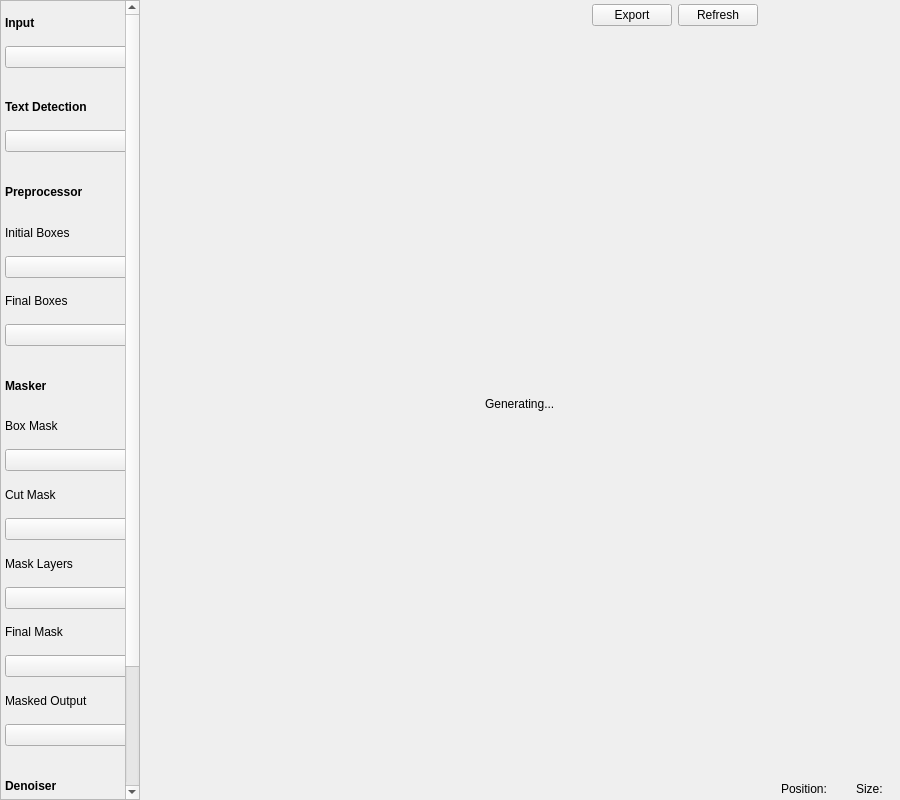
First picture: the form in ui_files/ImageDetails.ui, repository VoxelCubes/PanelCleaner, before the edit.
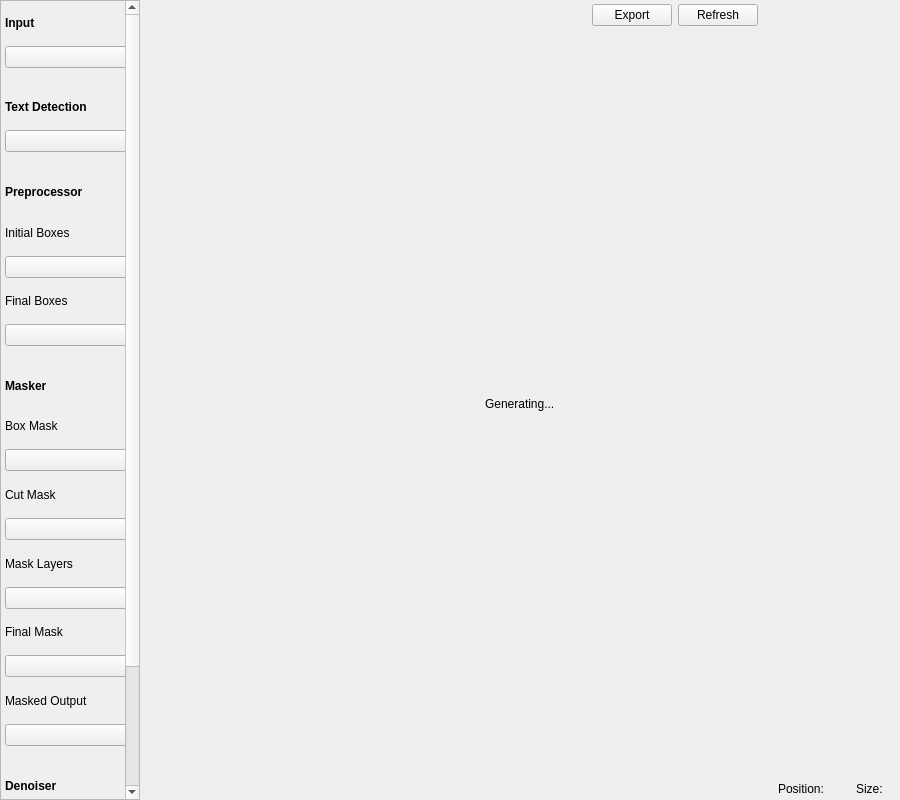
Second picture: the form after the edit. Icons and pictures are not drawn. Custom widgets are drawn as their Qt base class.

Commit message: Improve image viewer gui

The edit to the form file:
```diff
--- a/ui_files/ImageDetails.ui
+++ b/ui_files/ImageDetails.ui
@@ -448,9 +448,18 @@
         <number>4</number>
        </property>
        <item>
-        <widget class="QLabel" name="label_file_name">
-         <property name="text">
-          <string>&lt;File name&gt;</string>
+        <widget class="CElidedLabel" name="label_file_name">
+         <property name="sizePolicy">
+          <sizepolicy hsizetype="MinimumExpanding" vsizetype="Preferred">
+           <horstretch>0</horstretch>
+           <verstretch>0</verstretch>
+          </sizepolicy>
+         </property>
+         <property name="frameShape">
+          <enum>QFrame::NoFrame</enum>
+         </property>
+         <property name="frameShadow">
+          <enum>QFrame::Raised</enum>
          </property>
         </widget>
        </item>
@@ -617,27 +626,35 @@
        </property>
        <item>
         <widget class="QLabel" name="label_step">
+         <property name="sizePolicy">
+          <sizepolicy hsizetype="MinimumExpanding" vsizetype="Preferred">
+           <horstretch>0</horstretch>
+           <verstretch>0</verstretch>
+          </sizepolicy>
+         </property>
          <property name="text">
           <string>&lt;Current Step&gt;</string>
          </property>
+         <property name="wordWrap">
+          <bool>true</bool>
+         </property>
         </widget>
        </item>
        <item>
-        <spacer name="horizontalSpacer_2">
-         <property name="orientation">
-          <enum>Qt::Horizontal</enum>
-         </property>
-         <property name="sizeType">
-          <enum>QSizePolicy::Expanding</enum>
-         </property>
-         <property name="sizeHint" stdset="0">
-          <size>
-           <width>20</width>
-           <height>0</height>
-          </size>
-         </property>
-        </spacer>
-       </item>
+        <widget class="QWidget" name="widget_footer_info" native="true">
+         <layout class="QHBoxLayout" name="horizontalLayout_5">
+          <property name="leftMargin">
+           <number>0</number>
+          </property>
+          <property name="topMargin">
+           <number>0</number>
+          </property>
+          <property name="rightMargin">
+           <number>0</number>
+          </property>
+          <property name="bottomMargin">
+           <number>0</number>
+          </property>
        <item>
         <widget class="QLabel" name="label_position_label">
          <property name="text">
@@ -653,7 +670,7 @@
         </widget>
        </item>
        <item>
-        <spacer name="horizontalSpacer_3">
+           <spacer name="horizontalSpacer_footer">
          <property name="orientation">
           <enum>Qt::Horizontal</enum>
          </property>
@@ -662,8 +679,8 @@
          </property>
          <property name="sizeHint" stdset="0">
           <size>
-           <width>10</width>
-           <height>10</height>
+              <width>13</width>
+              <height>13</height>
           </size>
          </property>
         </spacer>
@@ -683,6 +700,9 @@
         </widget>
        </item>
       </layout>
+        </widget>
+       </item>
+      </layout>
      </item>
     </layout>
    </item>
@@ -695,6 +715,12 @@
    <header>pcleaner.gui.image_viewer</header>
    <container>1</container>
   </customwidget>
+  <customwidget>
+   <class>CElidedLabel</class>
+   <extends>QFrame</extends>
+   <header>pcleaner.gui.CustomQ.CElidedLabel</header>
+   <container>1</container>
+  </customwidget>
  </customwidgets>
  <resources/>
  <connections/>
```
Left out of the diff: 13 changed lines with no effect on the pictures. Lines whose indentation alone changed are shown as unchanged. The commit also changes 3 other files.
